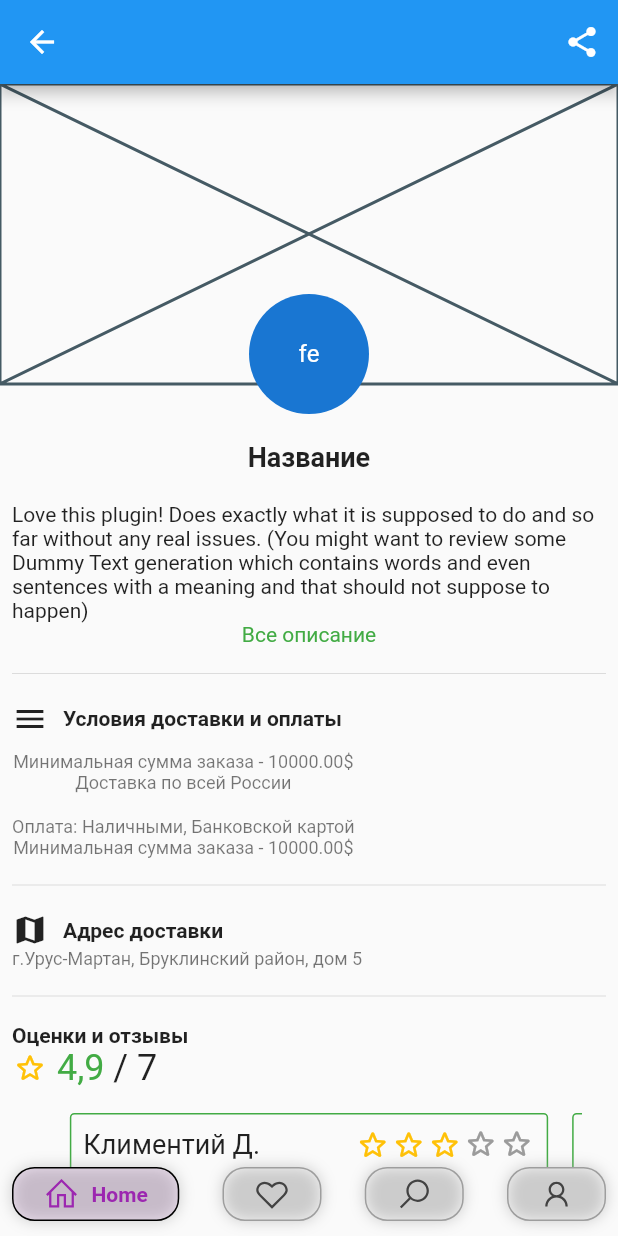
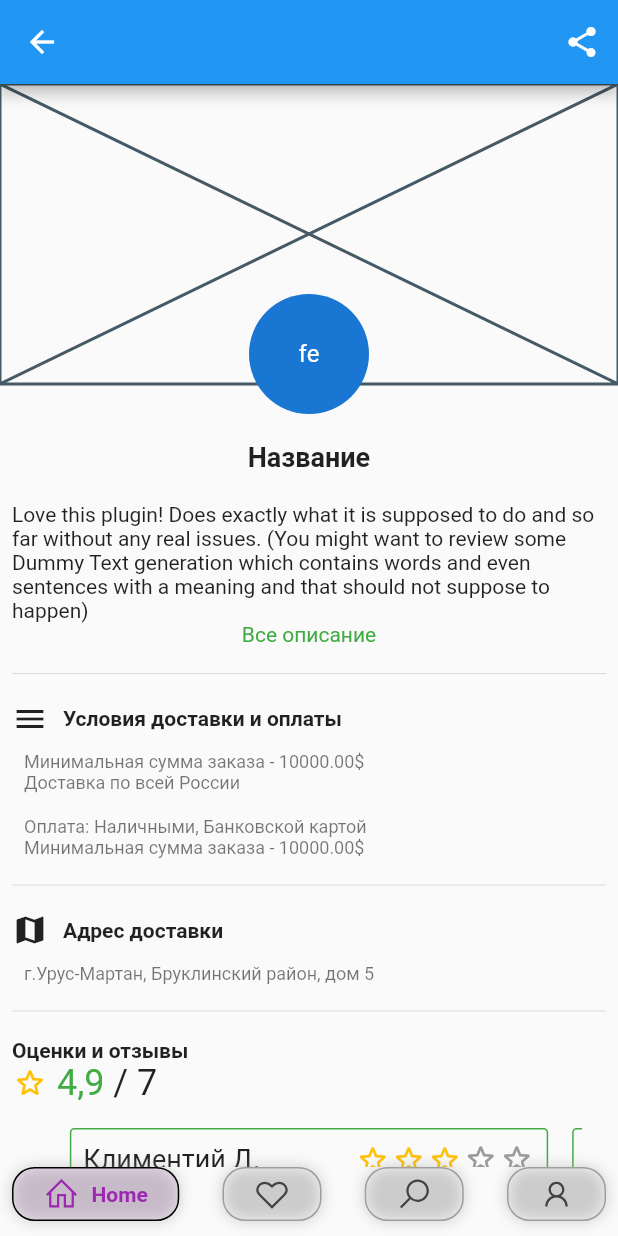
Before and after one commit to Bolide9/flutter_farmer_app, a Flutter app: the screen it shows after launch, on a phone screen of 412 x 824 dp. Run offline on Flutter 3.47's test engine with Material 2 defaults, Android fonts, the phone set to English and light mode, and no system bars; drawn by our look-alikes of flutter_rating_bar, google_nav_bar; our stand-ins replace line_icons.

Commit message:
editing farmpage

```diff
--- a/lib/farmer/presentation/farmer_page.dart
+++ b/lib/farmer/presentation/farmer_page.dart
@@ -87,7 +87,10 @@ class _FarmerPageState extends State<FarmerPage> {
                     ),
                     const Align(
                       alignment: Alignment.centerLeft,
+                      child: Padding(
+                        padding: EdgeInsets.only(left: 8.0),
                         child: Column(
+                          crossAxisAlignment: CrossAxisAlignment.start,
                           mainAxisSize: MainAxisSize.min,
                           children: [
                             SizedBox(height: 10),
@@ -109,6 +112,7 @@ class _FarmerPageState extends State<FarmerPage> {
                           ],
                         ),
                       ),
+                    ),
                     const SizedBox(height: 10),
                     const Divider(),
                     const SizedBox(height: 10),
@@ -128,10 +132,14 @@ class _FarmerPageState extends State<FarmerPage> {
                         ],
                       ),
                     ),
+                    const SizedBox(height: 10),
                     const Align(
                         alignment: Alignment.centerLeft,
+                        child: Padding(
+                          padding: EdgeInsets.only(left: 8.0),
                           child: Text("г.Урус-Мартан, Бруклинский район, дом 5",
-                            style: secondaryTextStyle)),
+                              style: secondaryTextStyle),
+                        )),
                     const SizedBox(height: 10),
                     const Divider(),
                     const SizedBox(height: 10),
```
Lines whose indentation alone changed are shown as unchanged.
